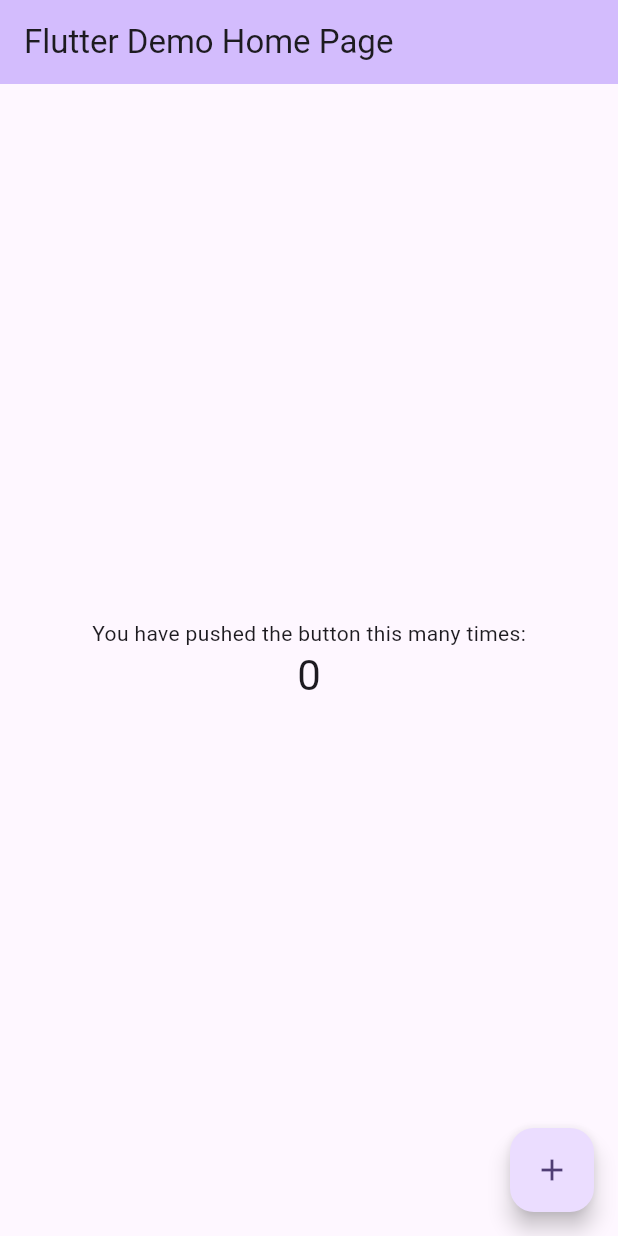
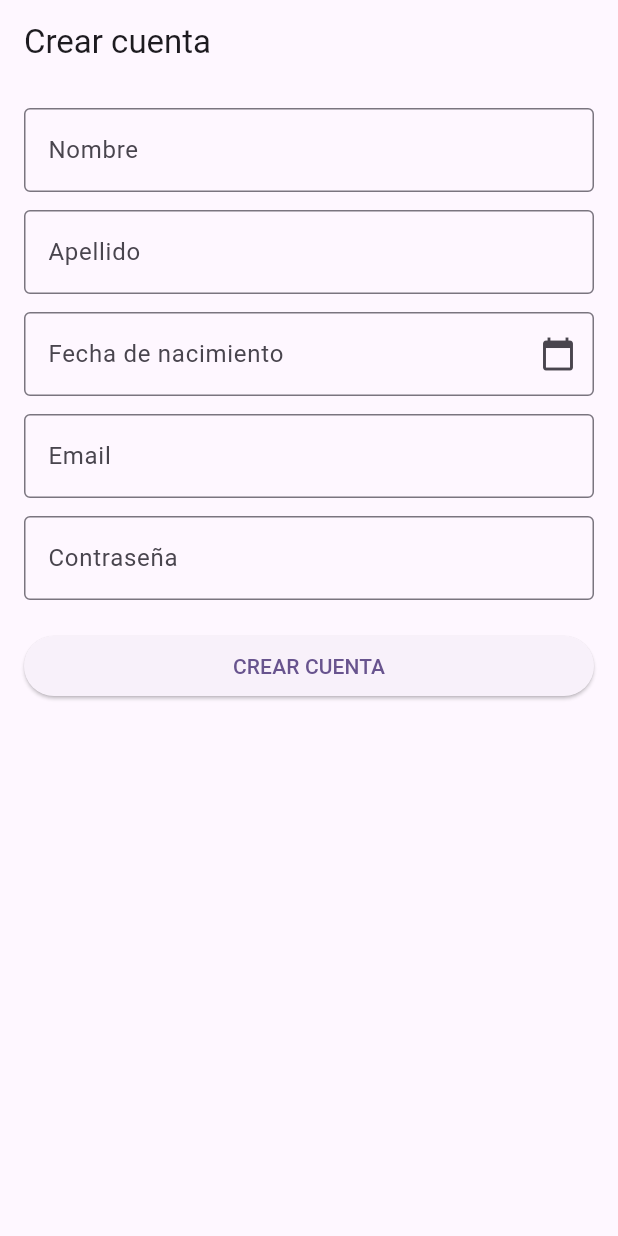
Before and after one commit to Jeronimo-Zarlenga/ClubJeronimoZarlenga, a Flutter app: the screen it shows after launch, on a phone screen of 412 x 824 dp. Run offline on Flutter 3.47's test engine with Material 3 defaults, Android fonts, the light colour scheme and no system bars.

Commit message:
feat(frontend): implementacion inicial de pantalla de registro y conexion con api

```diff
--- a/frontend/lib/main.dart
+++ b/frontend/lib/main.dart
@@ -1,4 +1,5 @@
 import 'package:flutter/material.dart';
+import 'screens/register_screen.dart';
 
 void main() {
   runApp(const MyApp());
@@ -30,7 +31,7 @@
         // tested with just a hot reload.
         colorScheme: ColorScheme.fromSeed(seedColor: Colors.deepPurple),
       ),
-      home: const MyHomePage(title: 'Flutter Demo Home Page'),
+      home: const RegisterScreen(),
     );
   }
 }
--- /dev/null
+++ b/frontend/lib/screens/register_screen.dart
@@ -0,0 +1,151 @@
+import 'dart:convert';
+
+import 'package:flutter/material.dart';
+import 'package:http/http.dart' as http;
+
+class RegisterScreen extends StatefulWidget {
+  const RegisterScreen({Key? key}) : super(key: key);
+
+  @override
+  State<RegisterScreen> createState() => _RegisterScreenState();
+}
+
+class _RegisterScreenState extends State<RegisterScreen> {
+  final _formKey = GlobalKey<FormState>();
+  final TextEditingController _nombreCtrl = TextEditingController();
+  final TextEditingController _apellidoCtrl = TextEditingController();
+  final TextEditingController _emailCtrl = TextEditingController();
+  final TextEditingController _passwordCtrl = TextEditingController();
+  DateTime? _fechaNacimiento;
+  bool _loading = false;
+
+  @override
+  void dispose() {
+    _nombreCtrl.dispose();
+    _apellidoCtrl.dispose();
+    _emailCtrl.dispose();
+    _passwordCtrl.dispose();
+    super.dispose();
+  }
+
+  String? _notEmptyValidator(String? v) {
+    if (v == null || v.trim().isEmpty) return 'Campo requerido';
+    return null;
+  }
+
+  String? _emailValidator(String? v) {
+    if (v == null || v.trim().isEmpty) return 'Email requerido';
+    final pattern = RegExp(r"^[\w\.-]+@[\w\.-]+\.\w+");
+    if (!pattern.hasMatch(v.trim())) return 'Email inválido';
+    return null;
+  }
+
+  Future<void> _pickFecha() async {
+    final now = DateTime.now();
+    final initial = _fechaNacimiento ?? DateTime(now.year - 18, now.month, now.day);
+    final DateTime? picked = await showDatePicker(
+      context: context,
+      initialDate: initial,
+      firstDate: DateTime(1900),
+      lastDate: now,
+    );
+    if (picked != null) setState(() => _fechaNacimiento = picked);
+  }
+
+  Future<void> _submit() async {
+    if (!_formKey.currentState!.validate()) return;
+    if (_fechaNacimiento == null) {
+      ScaffoldMessenger.of(context).showSnackBar(const SnackBar(content: Text('Seleccione fecha de nacimiento')));
+      return;
+    }
+
+    setState(() => _loading = true);
+
+    final uri = Uri.parse('http://10.0.2.2:8000/usuarios/');
+    final body = {
+      'nombre': _nombreCtrl.text.trim(),
+      'apellido': _apellidoCtrl.text.trim(),
+      'email': _emailCtrl.text.trim(),
+      'fecha_nacimiento': _fechaNacimiento!.toIso8601String().split('T').first,
+    };
+
+    try {
+      final resp = await http.post(uri, headers: {'Content-Type': 'application/json'}, body: jsonEncode(body));
+      if (resp.statusCode >= 200 && resp.statusCode < 300) {
+        ScaffoldMessenger.of(context).showSnackBar(const SnackBar(content: Text('Cuenta creada correctamente')));
+        // Optionally clear the form or navigate elsewhere
+        _formKey.currentState!.reset();
+        setState(() => _fechaNacimiento = null);
+      } else {
+        String msg = 'Error: ${resp.statusCode}';
+        try {
+          final decoded = jsonDecode(resp.body);
+          if (decoded is Map && decoded['detail'] != null) msg = decoded['detail'].toString();
+        } catch (_) {}
+        ScaffoldMessenger.of(context).showSnackBar(SnackBar(content: Text(msg)));
+      }
+    } catch (e) {
+      ScaffoldMessenger.of(context).showSnackBar(SnackBar(content: Text('Error de red: $e')));
+    } finally {
+      setState(() => _loading = false);
+    }
+  }
+
+  Widget _buildTextField({required String label, required TextEditingController controller, bool obscure = false, String? Function(String?)? validator, TextInputType? keyboardType}) {
+    return TextFormField(
+      controller: controller,
+      obscureText: obscure,
+      validator: validator ?? _notEmptyValidator,
+      keyboardType: keyboardType,
+      decoration: InputDecoration(
+        labelText: label,
+        border: const OutlineInputBorder(),
+      ),
+    );
+  }
+
+  @override
+  Widget build(BuildContext context) {
+    return Scaffold(
+      appBar: AppBar(title: const Text('Crear cuenta')),
+      body: SingleChildScrollView(
+        padding: const EdgeInsets.all(16.0),
+        child: Form(
+          key: _formKey,
+          child: Column(
+            crossAxisAlignment: CrossAxisAlignment.stretch,
+            children: [
+              _buildTextField(label: 'Nombre', controller: _nombreCtrl),
+              const SizedBox(height: 12),
+              _buildTextField(label: 'Apellido', controller: _apellidoCtrl),
+              const SizedBox(height: 12),
+              GestureDetector(
+                onTap: _pickFecha,
+                child: AbsorbPointer(
+                  child: TextFormField(
+                    validator: (_) => _fechaNacimiento == null ? 'Fecha requerida' : null,
+                    decoration: InputDecoration(
+                      labelText: 'Fecha de nacimiento',
+                      border: const OutlineInputBorder(),
+                      suffixIcon: const Icon(Icons.calendar_today),
+                    ),
+                    controller: TextEditingController(text: _fechaNacimiento == null ? '' : '${_fechaNacimiento!.year}-${_fechaNacimiento!.month.toString().padLeft(2,'0')}-${_fechaNacimiento!.day.toString().padLeft(2,'0')}'),
+                  ),
+                ),
+              ),
+              const SizedBox(height: 12),
+              _buildTextField(label: 'Email', controller: _emailCtrl, keyboardType: TextInputType.emailAddress, validator: _emailValidator),
+              const SizedBox(height: 12),
+              _buildTextField(label: 'Contraseña', controller: _passwordCtrl, obscure: true, validator: _notEmptyValidator),
+              const SizedBox(height: 20),
+              ElevatedButton(
+                onPressed: _loading ? null : _submit,
+                child: _loading ? const SizedBox(height: 18, width: 18, child: CircularProgressIndicator(strokeWidth: 2, color: Colors.white)) : const Text('CREAR CUENTA'),
+              ),
+            ],
+          ),
+        ),
+      ),
+    );
+  }
+}
--- a/frontend/pubspec.yaml
+++ b/frontend/pubspec.yaml
@@ -34,6 +34,7 @@ dependencies:
   # The following adds the Cupertino Icons font to your application.
   # Use with the CupertinoIcons class for iOS style icons.
   cupertino_icons: ^1.0.8
+  http: ^1.6.0
 
 dev_dependencies:
   flutter_test:
```
Also changed, not shown: 1 other file.
